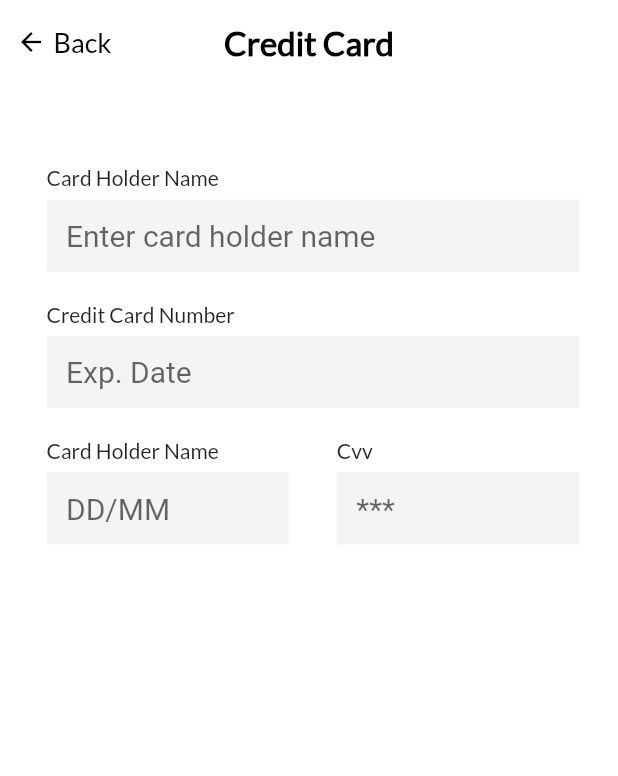
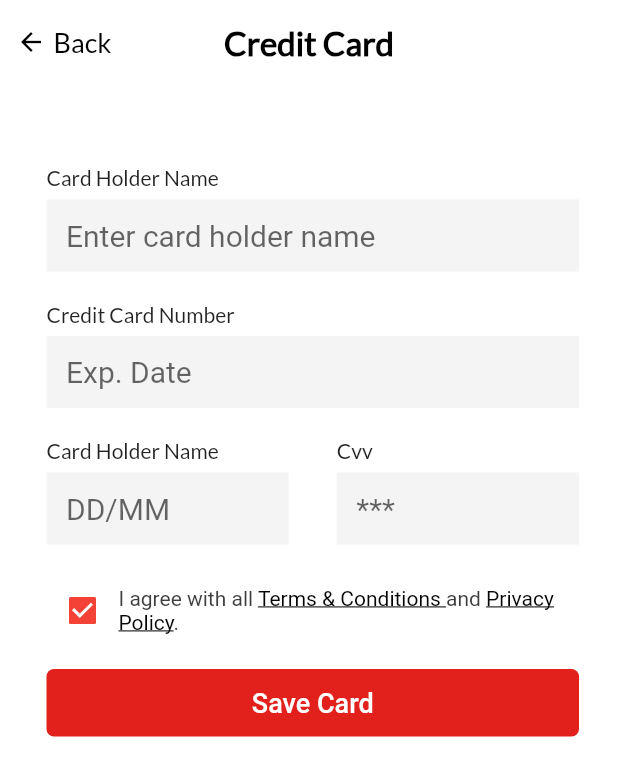
Before and after one commit to anilabansal/TableBooking, a Flutter app: the screen it shows after launch, on a phone screen of 412 x 824 dp. Shown: the top 776 px of the screen. Run offline on Flutter 3.47's test engine with Material 2 defaults, Android fonts, the phone set to English and light mode, and no system bars; our stand-ins replace get, pinput; missing offline and left inert: country_phone_code_picker.

Commit message:
some Minor Fixes

```diff
--- a/lib/view/payment/widgets/add_card-details_body_rows.dart
+++ b/lib/view/payment/widgets/add_card-details_body_rows.dart
@@ -2,6 +2,7 @@ import 'package:booking_table/utils/common/common_colors.dart';
 import 'package:booking_table/utils/common/widgets_methods/common_sized_box.dart';
 import 'package:booking_table/utils/common/widgets_methods/common_text.dart';
 import 'package:booking_table/utils/common/widgets_methods/common_textformfield.dart';
+import 'package:flutter/gestures.dart';
 import 'package:flutter/material.dart';
 
 class AddCardDetailsRowThree extends StatelessWidget {
@@ -137,3 +138,80 @@ class AddCardDetailsRowOne extends StatelessWidget {
     );
   }
 }
+
+class AddCardDetailsPrivacyPolicy extends StatelessWidget {
+  const AddCardDetailsPrivacyPolicy({Key? key}) : super(key: key);
+
+  @override
+  Widget build(BuildContext context) {
+    return Column(
+      children: <Widget>[
+        // CommonSizedBox(height: 58),
+        Row(
+          children: [
+            Checkbox(
+              value: true,
+              onChanged: null,
+              fillColor: MaterialStateProperty.resolveWith<Color>(
+                  (Set<MaterialState> states) {
+                if (states.contains(MaterialState.disabled)) {
+                  return Colors.red;
+                }
+                return Colors.white;
+              }),
+            ),
+            Expanded(
+              child: RichText(
+                text: TextSpan(
+                  children: [
+                    const TextSpan(
+                        text: 'I agree with all ',
+                        style: TextStyle(color: textDark3F3E3E, fontSize: 14)),
+                    TextSpan(
+                      text: 'Terms & Conditions ',
+                      style: const TextStyle(
+                        color: black040404,
+                        fontSize: 14,
+                        decoration: TextDecoration.underline,
+                      ),
+                      recognizer: TapGestureRecognizer()
+                        ..onTap = () {
+                          // TODO : TERMS & CONDITIONS
+                        },
+                    ),
+                    const TextSpan(
+                        text: 'and ',
+                        style: TextStyle(
+                          color: textDark3F3E3E,
+                          fontSize: 14,
+                        )),
+                    TextSpan(
+                      text: 'Privacy Policy',
+                      style: const TextStyle(
+                        color: black040404,
+                        fontSize: 14,
+                        decoration: TextDecoration.underline,
+                      ),
+                      recognizer: TapGestureRecognizer()
+                        ..onTap = () {
+                          // TODO : PRIVACY POLICY
+                        },
+                    ),
+                    const TextSpan(
+                      text: '.',
+                      style: TextStyle(
+                        color: textDark3F3E3E,
+                        fontSize: 14,
+                      ),
+                    ),
+                  ],
+                ),
+              ),
+            ),
+          ],
+        ),
+        CommonSizedBox(height: 15),
+      ],
+    );
+  }
+}
--- a/lib/view/payment/widgets/add_card_details_body.dart
+++ b/lib/view/payment/widgets/add_card_details_body.dart
@@ -1,3 +1,5 @@
+import 'package:booking_table/utils/common/common_colors.dart';
+import 'package:booking_table/utils/common/widgets_methods/common_button.dart';
 import 'package:booking_table/view/payment/widgets/add_card-details_body_rows.dart';
 import 'package:flutter/material.dart';
 
@@ -10,13 +12,21 @@ class AddCardDetailsMain extends StatelessWidget {
   Widget build(BuildContext context) {
     return Column(
       crossAxisAlignment: CrossAxisAlignment.start,
-      children: const <Widget>[
+      children: <Widget>[
         // ROW ONE
         AddCardDetailsRowOne(),
         // Row TWO
         AddCardDetailsRowTwo(),
         //   ROW THREE
         AddCardDetailsRowThree(),
+        //  PRIVACY POLICY TERMS N CONDITIONS
+        AddCardDetailsPrivacyPolicy(),
+        //   Button
+        CommonButton(
+          text: 'Save Card',
+          bgColor: redE2211C,
+          textColor: Colors.white,
+        ),
       ],
     );
   }
```
